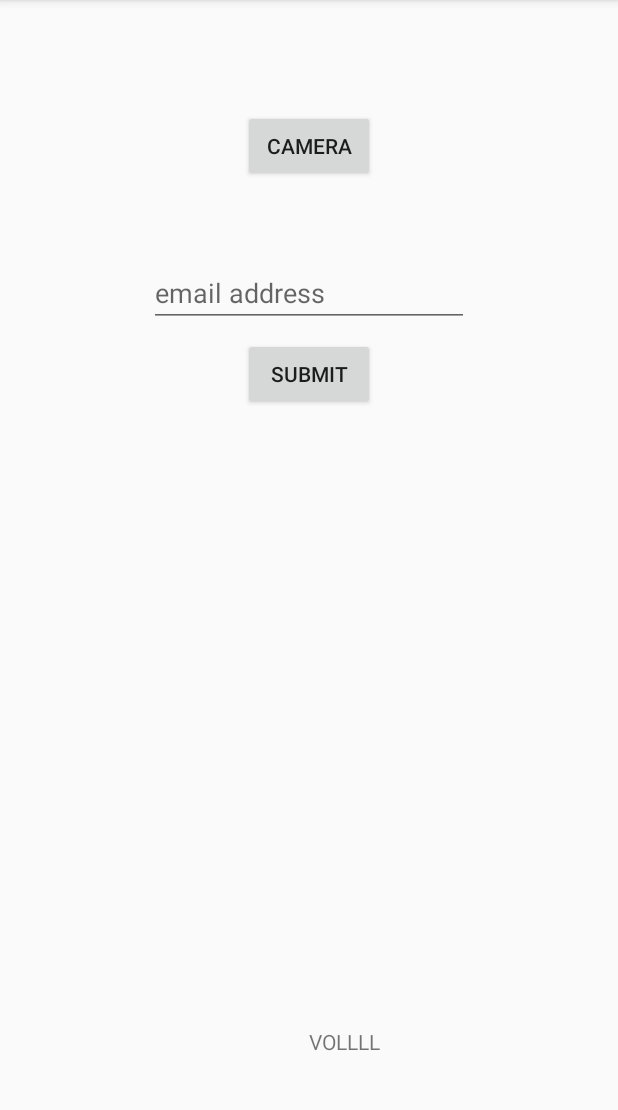
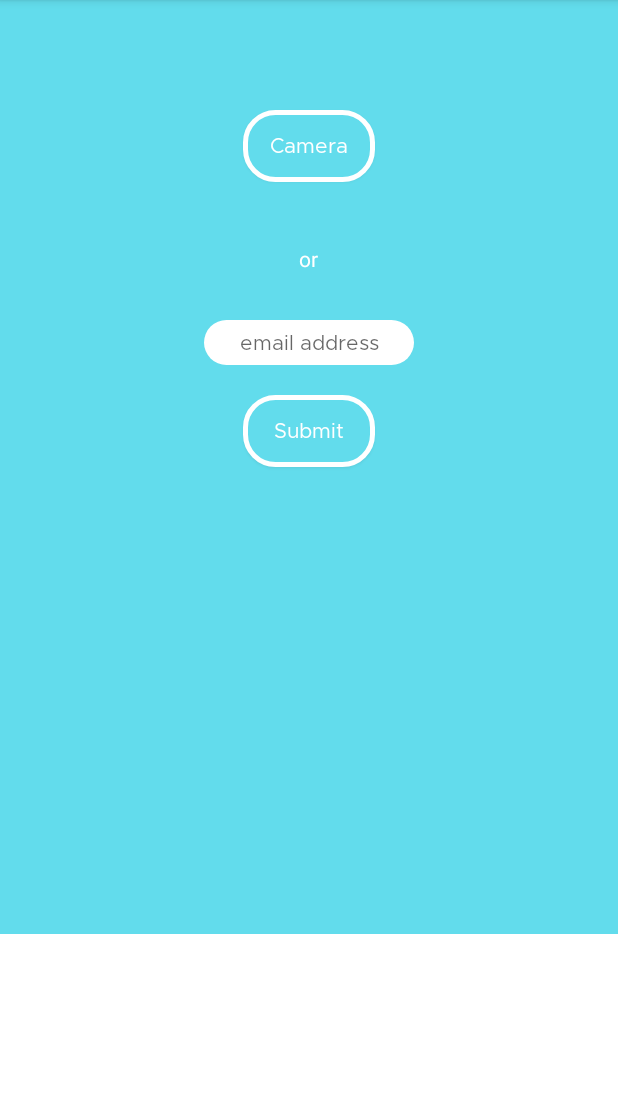
Before and after one commit to swamphacks/2017-Mobile-Android, an Android app: the fragment VolunteerProfileFragment shown on its own in the app's theme, on a phone screen of 412 x 824 dp, the part 84-1194 px from its top. Run offline under Robolectric (Android 15) with nearby library versions, the phone set to English and light mode, and no system bars; our stand-ins replace Firebase (no records; nobody signed in at launch, a user with empty details on screens opened directly); libraries missing offline, so code that uses them is left out: com.google.zxing.integration.

Commit message:
styled volunteer profile view

```diff
--- a/app/src/main/java/com/swamphacks/swamphacks_android/profile/VolunteerProfileFragment.java
+++ b/app/src/main/java/com/swamphacks/swamphacks_android/profile/VolunteerProfileFragment.java
@@ -1,7 +1,11 @@
 package com.swamphacks.swamphacks_android.profile;
 
+import android.annotation.TargetApi;
 import android.app.FragmentTransaction;
 import android.content.Intent;
+import android.content.res.AssetManager;
+import android.graphics.Typeface;
+import android.os.Build;
 import android.os.Bundle;
 import android.support.annotation.Nullable;
 import android.app.Fragment;
@@ -40,6 +44,7 @@ public class VolunteerProfileFragment extends Fragment {
 
     private RegistrationFragment registrationFragment;
 
+    @TargetApi(Build.VERSION_CODES.M)
     @Nullable
     @Override
     public View onCreateView(LayoutInflater inflater, ViewGroup container, Bundle savedInstanceState) {
@@ -51,6 +56,18 @@ public class VolunteerProfileFragment extends Fragment {
         final TextView nameView = (TextView) volunteerProfileView.findViewById(R.id.profile_name);
         final TextView emailView = (TextView) volunteerProfileView.findViewById(R.id.profile_email);
 
+        Button cameraButton = (Button) volunteerProfileView.findViewById(R.id.volunteer_cam_button);
+        Button volunteerEmailButton = (Button) volunteerProfileView.findViewById(R.id.volunteer_email_confirm);
+
+        AssetManager am = getContext().getApplicationContext().getAssets();
+        Typeface face = Typeface.createFromAsset(am, "fonts/Metropolis-Regular.otf");
+
+        nameView.setTypeface(face);
+        emailView.setTypeface(face);
+        cameraButton.setTypeface(face);
+        volunteerEmailButton.setTypeface(face);
+        emailET.setTypeface(face);
+
         final String email = user.getEmail();
         String dbKey = email.replace("@", "").replace(".", "");
 
@@ -60,7 +77,7 @@ public class VolunteerProfileFragment extends Fragment {
             @Override
             public void onDataChange(DataSnapshot dataSnapshot) {
                 nameView.setText(dataSnapshot.getValue(String.class));
-                emailView.setText("VOLLLL");
+                emailView.setText(email);
             }
 
             @Override
@@ -68,9 +85,6 @@ public class VolunteerProfileFragment extends Fragment {
                 Log.d("some error", error.toString());
             }
         });
-
-        Button cameraButton = (Button) volunteerProfileView.findViewById(R.id.volunteer_cam_button);
-        Button volunteerEmailButton = (Button) volunteerProfileView.findViewById(R.id.volunteer_email_confirm);
 
         cameraButton.setOnClickListener(new View.OnClickListener() {
             @Override
--- a/app/src/main/res/layout/fragment_volunteer_profile.xml
+++ b/app/src/main/res/layout/fragment_volunteer_profile.xml
@@ -2,12 +2,14 @@
     xmlns:tools="http://schemas.android.com/tools"
     android:layout_width="match_parent"
     android:layout_height="match_parent"
-    tools:context="com.swamphacks.swamphacks_android.profile.VolunteerProfileFragment">
+    tools:context="com.swamphacks.swamphacks_android.profile.VolunteerProfileFragment"
+    android:background="@color/colorPrimary">
 
     <RelativeLayout
         android:layout_width="match_parent"
-        android:layout_height="113dp"
-        android:layout_gravity="bottom">
+        android:layout_gravity="bottom"
+        android:layout_height="145dp"
+        android:background="@color/white">
 
         <TextView
             android:layout_width="wrap_content"
@@ -19,16 +21,20 @@
             android:layout_alignParentLeft="false"
             android:layout_alignParentRight="false"
             android:layout_alignParentStart="false"
-            android:layout_alignParentTop="true" />
+            android:layout_alignParentTop="true"
+            android:layout_marginTop="25dp"
+            android:textSize="18sp"
+            android:textColor="@color/black" />
 
         <TextView
             android:layout_width="wrap_content"
             android:layout_height="30dp"
             android:id="@+id/profile_email"
             android:layout_below="@+id/profile_name"
-            android:layout_alignLeft="@+id/profile_name"
-            android:layout_alignStart="@+id/profile_name"
-            android:layout_centerHorizontal="true" />
+            android:layout_centerHorizontal="true"
+            android:layout_marginTop="10dp"
+            android:textSize="16sp"
+            android:textColor="@color/black" />
     </RelativeLayout>
 
     <RelativeLayout
@@ -43,28 +49,47 @@
             android:layout_alignParentTop="true"
             android:layout_centerHorizontal="true"
             android:layout_marginTop="73dp"
-            android:id="@+id/volunteer_cam_button" />
+            android:id="@+id/volunteer_cam_button"
+            android:background="@drawable/button_blue_white_border"
+            android:textColor="@color/white"
+            android:textAllCaps="false"/>
 
         <Button
             android:text="Submit"
             android:layout_width="wrap_content"
             android:layout_height="wrap_content"
             android:id="@+id/volunteer_email_confirm"
+            android:layout_marginBottom="50dp"
             android:layout_alignParentBottom="true"
             android:layout_alignLeft="@+id/volunteer_cam_button"
             android:layout_alignStart="@+id/volunteer_cam_button"
-            android:layout_marginBottom="88dp" />
+            android:background="@drawable/button_blue_white_border"
+            android:textColor="@color/white"
+            android:textAllCaps="false"/>
 
         <EditText
             android:layout_width="wrap_content"
-            android:layout_height="wrap_content"
+            android:layout_height="30dp"
             android:inputType="textEmailAddress"
             android:ems="10"
+            android:layout_marginBottom="20dp"
+            android:id="@+id/volunteer_email_text"
+            android:hint="email address"
+            android:background="@drawable/rounded_textedit"
+            android:gravity="center_vertical|center"
             android:layout_above="@+id/volunteer_email_confirm"
             android:layout_centerHorizontal="true"
-            android:layout_marginBottom="7dp"
-            android:id="@+id/volunteer_email_text"
-            android:hint="email address" />
+            android:textSize="14sp" />
+
+        <TextView
+            android:text="or"
+            android:layout_width="wrap_content"
+            android:layout_height="wrap_content"
+            android:id="@+id/textView"
+            android:layout_below="@+id/volunteer_cam_button"
+            android:layout_centerHorizontal="true"
+            android:layout_marginTop="41dp"
+            android:textColor="@color/white" />
     </RelativeLayout>
 
 </FrameLayout>
```
